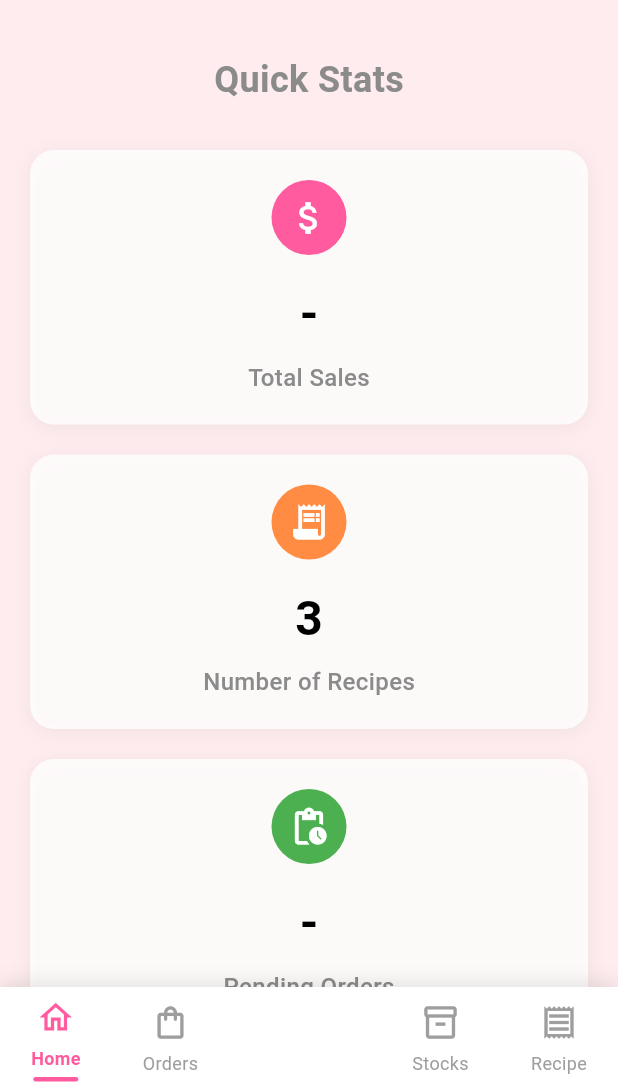
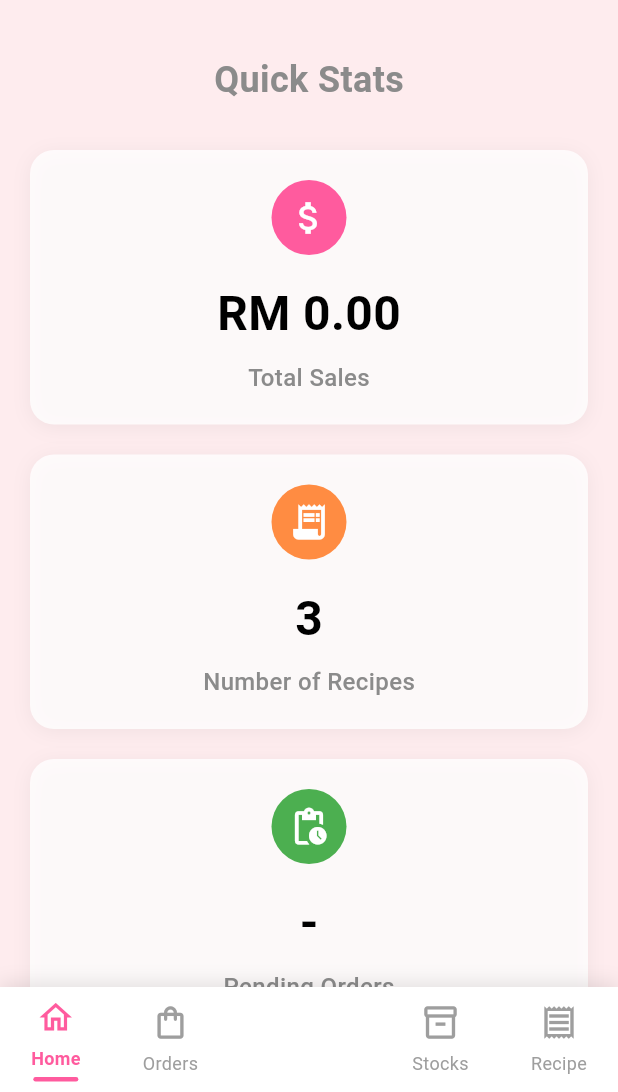
Before and after one commit to farahyusni/SwiftSolvers, a Flutter app: the SellerHomePage screen opened by its route, on a phone screen of 412 x 824 dp, the part 144-1236 px from its top. Run offline on Flutter 3.47's test engine with Material 3 defaults, Android fonts, the phone set to English and light mode, and no system bars; our stand-ins replace cloud_firestore, firebase_auth, firebase_core, image_picker, supabase_flutter; accounts and stored records are empty; network calls fail.

Commit message:
statistics calculation

```diff
--- a/lib/views/seller/seller_home_page.dart
+++ b/lib/views/seller/seller_home_page.dart
@@ -7,6 +7,7 @@ import '../../services/recipe_service.dart';
 import '../../services/stock_service.dart';  // adjust path if needed
 import 'edit_stock_item_page.dart';
 import '../../services/stock_service.dart';
+import 'package:cloud_firestore/cloud_firestore.dart';
 
 
 class SellerHomePage extends StatefulWidget {
@@ -253,6 +254,21 @@ bool _isStockLoading = true;
     }
   }
 
+
+Future<double> _getTotalSales() async {
+    double total = 0.0;
+    final snapshot = await FirebaseFirestore.instance.collection('orders').get();
+
+    for (var doc in snapshot.docs) {
+      final data = doc.data();
+      if (data['status'] == 'paid') {
+        total += (data['totalAmount'] ?? 0).toDouble();
+      }
+    }
+    return total;
+  }
+
+
   Widget _buildQuickStats() {
   return Expanded(
     child: SingleChildScrollView(
@@ -269,8 +285,20 @@ bool _isStockLoading = true;
           ),
           const SizedBox(height: 30),
 
+
+
           // Total Sales Card
-          Container(
+         // Total Sales Card - with FutureBuilder
+            FutureBuilder<double>(
+              future: _getTotalSales(),
+              builder: (context, snapshot) {
+                final totalText = snapshot.connectionState == ConnectionState.waiting
+                    ? '...'
+                    : snapshot.hasData
+                        ? 'RM ${snapshot.data!.toStringAsFixed(2)}'
+                        : 'RM 0.00';
+
+                         return Container(
                   width: double.infinity,
                   padding: const EdgeInsets.all(20),
                   margin: const EdgeInsets.only(bottom: 20),
@@ -301,9 +329,9 @@ bool _isStockLoading = true;
                         ),
                       ),
                       const SizedBox(height: 16),
-                const Text(
-                  '-',
-                  style: TextStyle(
+                      Text(
+                        totalText,
+                        style: const TextStyle(
                           fontSize: 32,
                           fontWeight: FontWeight.bold,
                           color: Colors.black,
@@ -320,7 +348,10 @@ bool _isStockLoading = true;
                       ),
                     ],
                   ),
+                );
+              },
             ),
+
 
           // Number of Recipes Card - Updated to show actual count
           Container(
```
Lines whose indentation alone changed are shown as unchanged.
